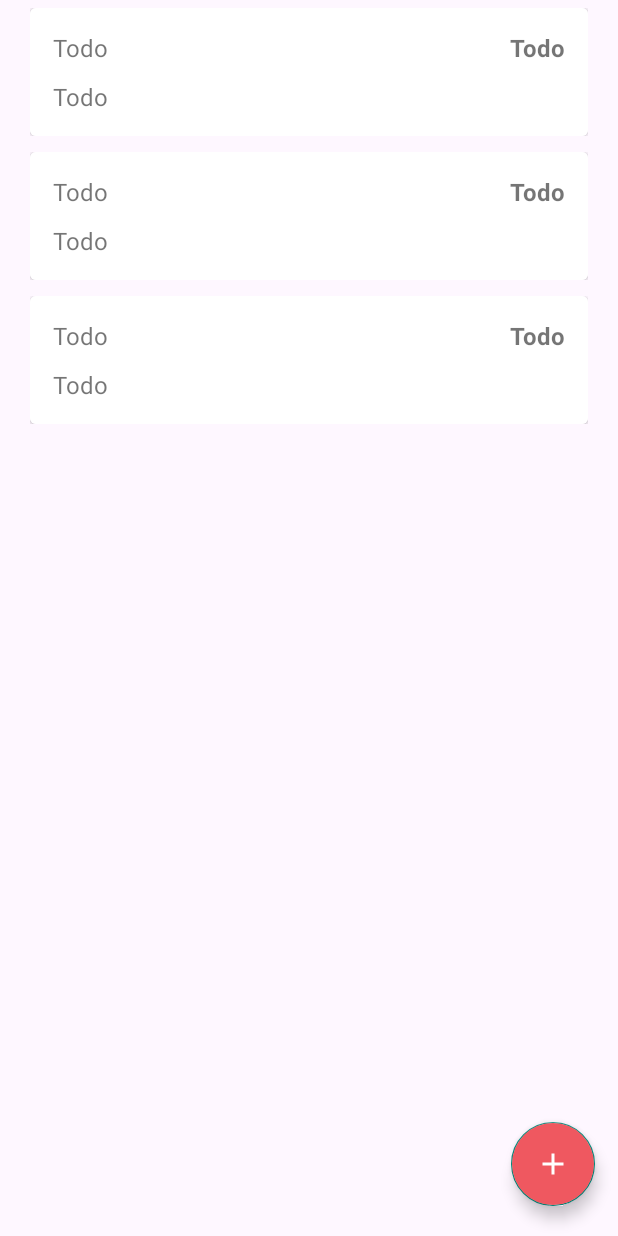
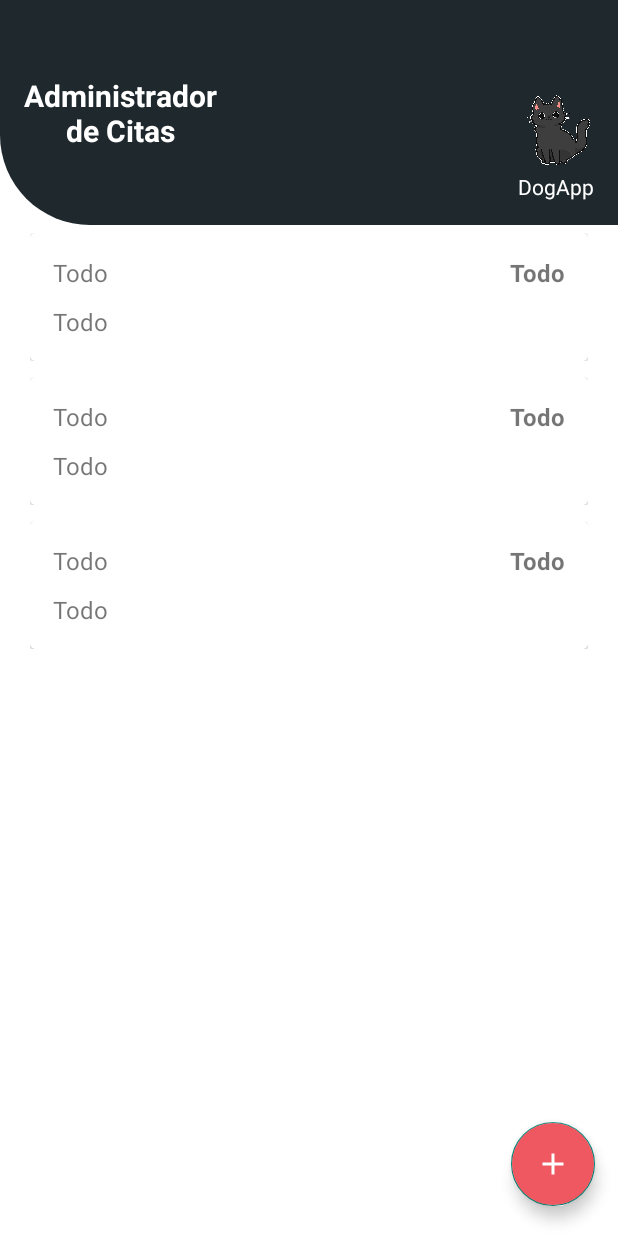
Before and after one commit to RoseRossi/equipoUno-DogApp, an Android app built with Jetpack Compose: the layout fragment_appointment_scheduler.xml on its own in the app's theme, with its tools: preview values and no code run, on a phone screen of 412 x 824 dp. Run offline under Robolectric (Android 15) with nearby library versions, the phone set to English and light mode, and no system bars.

Commit message:
implementacion de header

```diff
--- /dev/null
+++ b/app/src/main/res/drawable/curved_bottom_left.xml
@@ -0,0 +1,5 @@
+
+<shape xmlns:android="http://schemas.android.com/apk/res/android">
+    <solid android:color="@color/bg_secundary"/>
+    <corners android:bottomLeftRadius="60dp"/>
+</shape>
--- a/app/src/main/res/layout/fragment_appointment_scheduler.xml
+++ b/app/src/main/res/layout/fragment_appointment_scheduler.xml
@@ -6,8 +6,62 @@
     <androidx.constraintlayout.widget.ConstraintLayout
         android:layout_width="match_parent"
         android:layout_height="match_parent"
-        android:background="@color/bg_tertiary"
+        android:background="@android:color/white"
         tools:context=".view.fragment.AppointmentSchedulerFragment">
+
+        <androidx.constraintlayout.widget.ConstraintLayout
+            android:id="@+id/header"
+            android:layout_width="match_parent"
+            android:layout_height="150dp"
+            android:background="@drawable/curved_bottom_left"
+            app:layout_constraintTop_toTopOf="parent"
+            app:layout_constraintStart_toStartOf="parent"
+            app:layout_constraintEnd_toEndOf="parent">
+
+            <TextView
+                android:id="@+id/title"
+                android:layout_width="wrap_content"
+                android:layout_height="wrap_content"
+                android:text="@string/title_administrador_de_citas"
+                android:textColor="@android:color/white"
+                android:textStyle="bold"
+                android:textSize="20sp"
+                android:gravity="center"
+                app:layout_constraintStart_toStartOf="parent"
+                app:layout_constraintTop_toTopOf="parent"
+                app:layout_constraintBottom_toBottomOf="parent"
+                android:layout_marginStart="16dp"
+                app:layout_constraintVertical_bias="0.5" />
+
+            <androidx.constraintlayout.widget.ConstraintLayout
+                android:layout_width="wrap_content"
+                android:layout_height="wrap_content"
+                app:layout_constraintEnd_toEndOf="parent"
+                app:layout_constraintTop_toTopOf="parent"
+                app:layout_constraintBottom_toBottomOf="parent"
+                android:layout_marginEnd="16dp"
+                app:layout_constraintVertical_bias="0.8">
+                <ImageView
+                    android:id="@+id/logo"
+                    android:layout_width="48dp"
+                    android:layout_height="48dp"
+                    android:src="@drawable/logo"
+                    app:layout_constraintTop_toTopOf="parent"
+                    app:layout_constraintEnd_toEndOf="parent"
+                    app:layout_constraintBottom_toTopOf="@id/app_title" />
+
+                <TextView
+                    android:id="@+id/app_title"
+                    android:layout_width="wrap_content"
+                    android:layout_height="wrap_content"
+                    android:text="@string/app_name"
+                    android:textColor="@android:color/white"
+                    app:layout_constraintTop_toBottomOf="@id/logo"
+                    app:layout_constraintEnd_toEndOf="parent"
+                    android:layout_marginTop="4dp" />
+            </androidx.constraintlayout.widget.ConstraintLayout>
+
+        </androidx.constraintlayout.widget.ConstraintLayout>
 
         <androidx.recyclerview.widget.RecyclerView
             android:id="@+id/recyclerview"
@@ -18,31 +72,29 @@
             app:layout_constraintStart_toStartOf="parent"
             app:layout_constraintEnd_toEndOf="parent"
             app:layout_constraintBottom_toBottomOf="parent"
-            app:layout_constraintTop_toTopOf="parent"/>
+            app:layout_constraintTop_toBottomOf="@id/header" />
 
         <ProgressBar
             android:id="@+id/progress"
             android:layout_width="wrap_content"
             android:layout_height="wrap_content"
             android:visibility="gone"
-            android:background="@color/bg_secundary"
             app:layout_constraintStart_toStartOf="parent"
             app:layout_constraintTop_toTopOf="parent"
             app:layout_constraintBottom_toBottomOf="parent"
-            app:layout_constraintEnd_toEndOf="parent"/>
+            app:layout_constraintEnd_toEndOf="parent" />
 
         <com.google.android.material.floatingactionbutton.FloatingActionButton
             android:id="@+id/add_new_appointment"
             android:layout_width="wrap_content"
-            android:layout_height="0dp"
-            android:background="@color/bg_red"
+            android:layout_height="wrap_content"
             android:backgroundTint="@color/bg_red"
             app:layout_constraintEnd_toEndOf="parent"
             app:layout_constraintBottom_toBottomOf="parent"
             android:src="@drawable/ic_add"
             android:layout_marginBottom="20dp"
             android:layout_marginEnd="15dp"
-            android:contentDescription="TODO"/>
+            android:contentDescription="Agregar nueva cita" />
 
     </androidx.constraintlayout.widget.ConstraintLayout>
 </layout>
--- a/app/src/main/res/values/strings.xml
+++ b/app/src/main/res/values/strings.xml
@@ -10,6 +10,7 @@
     <string name="telNumber">Teléfono</string>
     <string name="save">Guardar Cita</string>
     <string name="default_spinner_text">Síntomas</string>
+    <string name="title_administrador_de_citas">Administrador\nde Citas</string>
     <string-array name="illness_array">
         <item>Solo duerme</item>
         <item>No come</item>
--- a/build.gradle.kts
+++ b/build.gradle.kts
@@ -1,6 +1,5 @@
-// Top-level build file where you can add configuration options common to all sub-projects/modules.
 plugins {
-    id("com.android.application") version "8.3.1" apply false
+    id("com.android.application") version "8.2.2" apply false
     id("org.jetbrains.kotlin.android") version "1.9.0" apply false
     id("com.google.devtools.ksp") version "1.9.0-1.0.13" apply false
 }
```
Also changed, not shown: app/src/main/res/layout/fragment_add_new_appointment.xml (+31 -31 lines).
